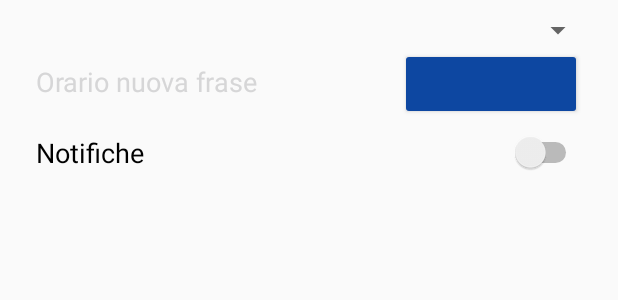
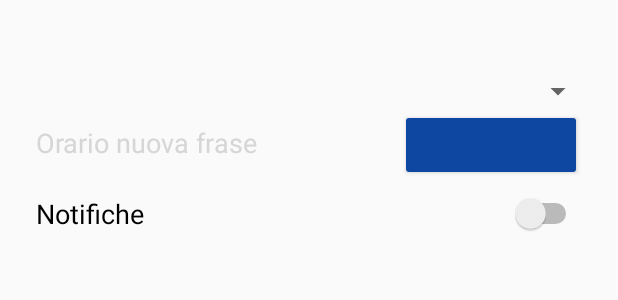
Before and after one commit to DanieleBelfiore/TiramiSu, an Android app: the layout fragment_settings.xml on its own in the app's theme, with its tools: preview values and no code run, on a phone screen of 412 x 824 dp. Shown: the top 300 px of the screen. Run offline under Robolectric (Android 15) with nearby library versions, the phone set to English and light mode, and no system bars.

Commit message:
Improved offline and other fixes

```diff
--- a/app/src/main/java/com/dreamingbetter/tiramisu/ui/home/HomeFragment.java
+++ b/app/src/main/java/com/dreamingbetter/tiramisu/ui/home/HomeFragment.java
@@ -79,7 +79,7 @@ public class HomeFragment extends Fragment {
         RoundedImageView monthImage = view.findViewById(R.id.content_image);
 
         // Set the month image
-        String month = String.format(Locale.ITALY, "month_%02d", Calendar.getInstance().get(Calendar.MONTH));
+        String month = String.format(Locale.getDefault(), "month_%02d", Calendar.getInstance().get(Calendar.MONTH));
         monthImage.setImageResource(Helper.getResId(activity.getApplicationContext(), "drawable", month));
 
         final AppDatabase database = Room.databaseBuilder(activity.getApplicationContext(), AppDatabase.class, "db").allowMainThreadQueries().build();
--- a/app/src/main/java/com/dreamingbetter/tiramisu/utils/Helper.java
+++ b/app/src/main/java/com/dreamingbetter/tiramisu/utils/Helper.java
@@ -61,6 +61,10 @@ public class Helper {
     public static Content updateQuote(Context context) {
         final AppDatabase database = Room.databaseBuilder(context, AppDatabase.class, "db").allowMainThreadQueries().build();
 
+        List<Content> contents = database.contentDao().getAll();
+
+        if (contents.isEmpty()) return null;
+
         List<Content> contentsNotRead = database.contentDao().getAllNotRead();
 
         // No quote are available
--- a/app/src/main/res/layout/fragment_settings.xml
+++ b/app/src/main/res/layout/fragment_settings.xml
@@ -14,10 +14,23 @@
         android:orientation="vertical"
         tools:context=".ui.settings.SettingsFragment">
 
+        <TextView
+            android:id="@+id/read_quotes"
+            android:layout_width="match_parent"
+            android:layout_height="wrap_content"
+            android:layout_marginLeft="16dp"
+            android:layout_marginRight="16dp"
+            android:layout_gravity="end"
+            android:gravity="end"
+            android:textStyle="bold"
+            android:textSize="18sp"
+            android:textColor="@color/material_light_black" />
+
         <Spinner
             android:id="@+id/spinner_language"
             android:layout_width="match_parent"
             android:layout_height="wrap_content"
+            android:layout_marginTop="16dp"
             android:layout_marginLeft="8dp"
             android:layout_marginRight="8dp" />
 
--- a/app/src/main/res/values/strings.xml
+++ b/app/src/main/res/values/strings.xml
@@ -21,4 +21,7 @@
     <string name="new_quote_time">Orario nuova frase</string>
     <string name="favorite_button">Preferiti</string>
     <string name="share_button">Condividi</string>
+    <string name="ok">@android:string/ok</string>
+    <string name="network_error">Mi dispiace, ma questa applicazione ha bisogno della connessione Internet al primo utilizzo</string>
+    <string name="read_quotes">Citazioni lette</string>
 </resources>
```
Also changed, not shown: app/src/main/java/com/dreamingbetter/tiramisu/MainActivity.java (+46 -23 lines), app/src/main/java/com/dreamingbetter/tiramisu/ui/settings/SettingsFragment.java (+21 -2 lines), app/src/main/java/com/dreamingbetter/tiramisu/utils/DailyWorker.java (+5 -3 lines), 1 other file.
